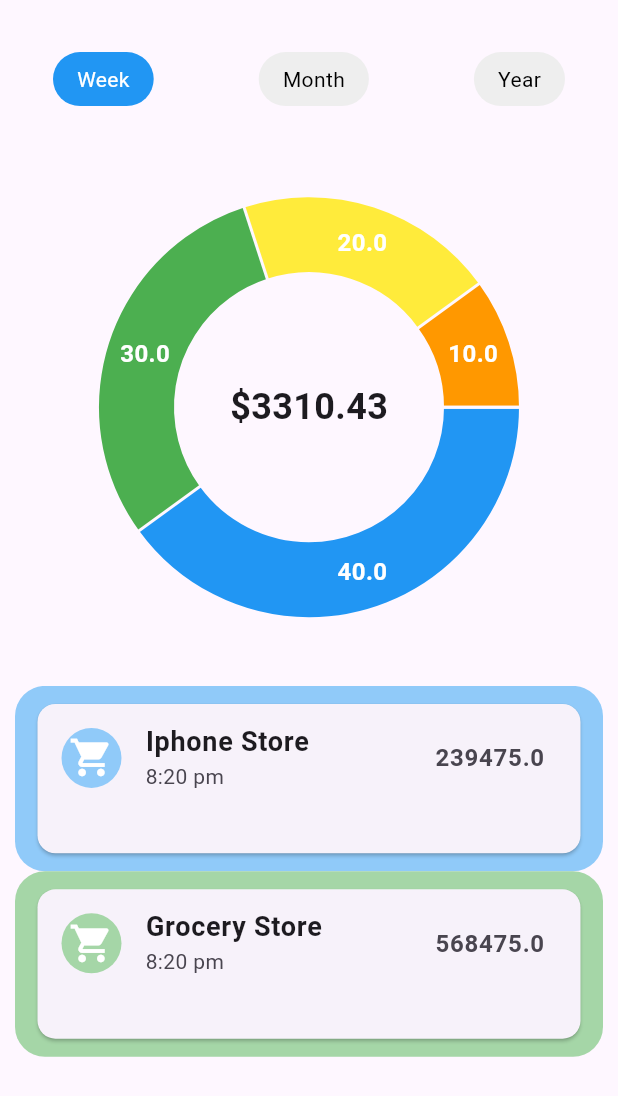
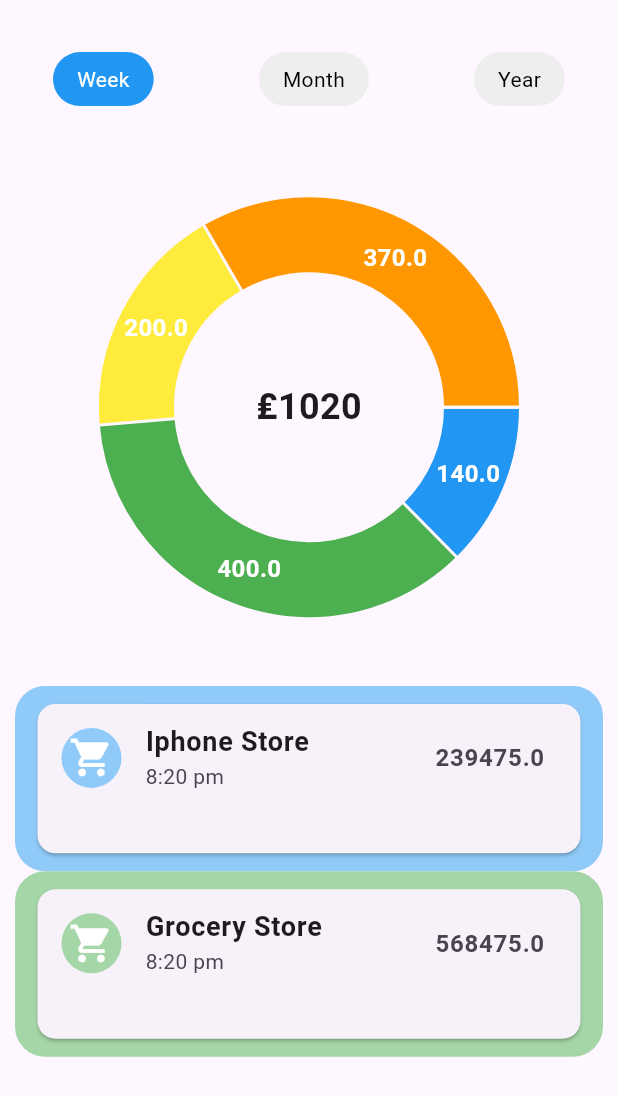
Before and after one commit to nasirmehmood1/Finance_tracking_app, a Flutter app: the StatisticsPage screen opened directly, after a tap on "Week", on a phone screen of 412 x 824 dp. Shown: the top 1096 px of the screen. Run offline on Flutter 3.47's test engine with Material 3 defaults, Android fonts, the phone set to English and light mode, and no system bars; drawn by our look-alikes of fl_chart; our stand-ins replace card_swiper.

Commit message:
updated with changes

```diff
--- a/lib/view/home_screen/widgets/list_view.dart
+++ b/lib/view/home_screen/widgets/list_view.dart
@@ -98,7 +98,7 @@ class _ListViewWidgetState extends State<ListViewWidget> {
           final contact = contactsList[index];
           return FadeAnimation(
             delay: 2.0 + index,
-            fadeInDirection: FadeInDirection.ltr,
+            fadeInDirection: FadeInDirection.btt,
             fadeOffset: 40,
             child: Container(
               height: height * 0.2,
--- a/lib/view/statistics_screen/statistics_screen.dart
+++ b/lib/view/statistics_screen/statistics_screen.dart
@@ -3,6 +3,7 @@ import 'package:flutter_finance_app_ui_animation/view/statistics_screen/widgets/
 import 'package:flutter_finance_app_ui_animation/view/statistics_screen/widgets/pie_chart.dart';
 import 'package:flutter_finance_app_ui_animation/view_model/animations/fade_animation.dart';
 
+/// A StatefulWidget representing the statistics screen of a finance app.
 class StatisticsPage extends StatefulWidget {
   const StatisticsPage({super.key});
 
@@ -10,13 +11,22 @@ class StatisticsPage extends StatefulWidget {
   _StatisticsPageState createState() => _StatisticsPageState();
 }
 
+/// The State class for StatisticsPage.
 class _StatisticsPageState extends State<StatisticsPage> {
+  /// Represents the currently selected period ('Week', 'Month', 'Year').
   String selectedPeriod = 'Week';
+  String amount = '3310.43';
+  double food = 203.8;
+  double house = 1000;
+  double trevel = 800;
+  double luxury = 200.0;
 
   @override
   Widget build(BuildContext context) {
+    // Getting device screen dimensions
     double height = MediaQuery.of(context).size.height;
     double width = MediaQuery.of(context).size.width;
+
     return Scaffold(
       body: Padding(
         padding: const EdgeInsets.all(10.0),
@@ -25,25 +35,37 @@ class _StatisticsPageState extends State<StatisticsPage> {
             SizedBox(
               height: height * 0.03,
             ),
+            // Fade-in animation for period selector
             FadeAnimation(
               delay: 2.2,
               fadeInDirection: FadeInDirection.ttb,
               fadeOffset: 40,
-                child: _buildPeriodSelector()),
+              child: _buildPeriodSelector(),
+            ),
             const SizedBox(height: 50),
-            const FadeAnimation(
+            // Fade-in animation for pie chart
+            FadeAnimation(
               delay: 2.9,
               fadeInDirection: FadeInDirection.ltr,
               fadeOffset: 40,
-                child: PieChartCustom()),
+              child: PieChartCustom(
+                foodExpenses: food,
+                houseExpenses: house,
+                luxuryExpense: luxury,
+                treveleExpenses: trevel,
+                pieValue: amount,
+              ),
+            ),
             const SizedBox(height: 35.0),
-            const DetailListView()
+            // Detail list view for displaying financial details
+            const DetailListView(),
           ],
         ),
       ),
     );
   }
 
+  /// Builds the row of period selection buttons ('Week', 'Month', 'Year').
   Widget _buildPeriodSelector() {
     return Row(
       mainAxisAlignment: MainAxisAlignment.center,
@@ -61,11 +83,33 @@ class _StatisticsPageState extends State<StatisticsPage> {
     );
   }
 
+  /// Constructs an individual period button.
+  ///
+  /// When tapped, updates the selected period and changes button appearance accordingly.
   Widget _buildPeriodButton(String period) {
     return GestureDetector(
       onTap: () {
         setState(() {
           selectedPeriod = period;
+          if (selectedPeriod == 'Week') {
+            amount = '₤1020';
+            food = 140;
+            house = 400;
+            trevel = 200;
+            luxury = 370;
+          } else if (selectedPeriod == 'Month') {
+            amount = '₤40200';
+            food = 5600;
+            house = 7000;
+            trevel = 3000;
+            luxury = 5600;
+          } else {
+            amount = '₤509866';
+            food = 28040;
+            house = 26000;
+            trevel = 56000;
+            luxury = 38070;
+          }
         });
       },
       child: Container(
--- a/lib/view/statistics_screen/widgets/detail_list_view.dart
+++ b/lib/view/statistics_screen/widgets/detail_list_view.dart
@@ -4,6 +4,7 @@ import 'package:flutter/material.dart';
 import 'package:flutter_finance_app_ui_animation/model/detail_list_model.dart';
 import 'package:flutter_finance_app_ui_animation/view_model/animations/fade_animation.dart';
 
+/// A StatefulWidget that displays a list of detailed shopping expenses.
 class DetailListView extends StatefulWidget {
   const DetailListView({super.key});
 
@@ -11,7 +12,9 @@ class DetailListView extends StatefulWidget {
   State<DetailListView> createState() => _DetailListViewState();
 }
 
+/// The State class for DetailListView.
 class _DetailListViewState extends State<DetailListView> {
+  /// List of predefined colors for item backgrounds.
   List<Color> colours = [
     Colors.blue.shade200,
     Colors.green.shade200,
@@ -23,21 +26,25 @@ class _DetailListViewState extends State<DetailListView> {
     Colors.teal.shade200
   ];
 
+  /// Random number generator instance.
   Random random = Random();
 
+  /// Index to track the current color index.
   int index = 0;
 
-  /// Changes the background color of the list items randomly.
+  /// Changes the background color of list items randomly.
   void changeColour() {
     setState(() {
-      index = random.nextInt(3);
+      index = random.nextInt(colours.length);
     });
   }
 
   @override
   Widget build(BuildContext context) {
+    // Getting device screen dimensions
     double height = MediaQuery.of(context).size.height;
     double width = MediaQuery.of(context).size.width;
+
     return SizedBox(
       // Set a definite height for the ListView
       height: height * 0.3,
@@ -47,23 +54,24 @@ class _DetailListViewState extends State<DetailListView> {
         itemBuilder: (context, index) {
           final contact = listOfDetailShoping[index];
           return FadeAnimation(
-            delay: 2.0 + index,
+            delay: 2.0 + index.toDouble(),
             fadeInDirection: FadeInDirection.btt,
             fadeOffset: 40,
             child: Container(
               height: height * 0.15,
               width: width * 0.44, // Set a definite width for each item
-                padding:
-                    const EdgeInsets.symmetric(horizontal: 15, vertical: 8),
+              padding: const EdgeInsets.symmetric(horizontal: 15, vertical: 8),
               decoration: BoxDecoration(
-                  color: colours[index],
+                color: colours[
+                    index % colours.length], // Ensure index is within bounds
                 borderRadius: BorderRadius.circular(20),
               ),
               child: Card(
                 margin: const EdgeInsets.symmetric(vertical: 4.0),
                 child: ListTile(
                   leading: CircleAvatar(
-                      backgroundColor: colours[index],
+                    backgroundColor: colours[index %
+                        colours.length], // Ensure index is within bounds
                     child: const Icon(
                       Icons.shopping_cart,
                       color: Colors.white,
@@ -73,16 +81,21 @@ class _DetailListViewState extends State<DetailListView> {
                   title: Text(
                     contact.shopingPlaceName,
                     style: const TextStyle(
-                          fontSize: 18, fontWeight: FontWeight.bold),
+                      fontSize: 18,
+                      fontWeight: FontWeight.bold,
+                    ),
                   ),
                   subtitle: Text(contact.dateAndTime),
                   trailing: Text(
                     contact.amountExpenses.toString(),
                     style: const TextStyle(
-                          fontSize: 16, fontWeight: FontWeight.bold),
+                      fontSize: 16,
+                      fontWeight: FontWeight.bold,
                     ),
                   ),
-                )),
+                ),
+              ),
+            ),
           );
         },
         separatorBuilder: (context, index) => const SizedBox(width: 15),
--- a/lib/view/statistics_screen/widgets/pie_chart.dart
+++ b/lib/view/statistics_screen/widgets/pie_chart.dart
@@ -1,13 +1,25 @@
 import 'package:fl_chart/fl_chart.dart';
 import 'package:flutter/material.dart';
 
+/// A StatefulWidget that displays a custom pie chart.
 class PieChartCustom extends StatefulWidget {
-  const PieChartCustom({super.key});
-
+  const PieChartCustom(
+      {super.key,
+      required this.pieValue,
+      required this.houseExpenses,
+      required this.foodExpenses,
+      required this.treveleExpenses,
+      required this.luxuryExpense});
+  final String pieValue;
+  final double houseExpenses;
+  final double foodExpenses;
+  final double treveleExpenses;
+  final double luxuryExpense;
   @override
   State<PieChartCustom> createState() => _PieChartCustomState();
 }
 
+/// The State class for PieChartCustom.
 class _PieChartCustomState extends State<PieChartCustom> {
   int? touchedIndex;
 
@@ -36,9 +48,9 @@ class _PieChartCustomState extends State<PieChartCustom> {
               ),
             ),
           ),
-          const Text(
-            '\$3310.43',
-            style: TextStyle(
+          Text(
+            widget.pieValue,
+            style: const TextStyle(
               fontSize: 24,
               fontWeight: FontWeight.bold,
             ),
@@ -48,6 +60,7 @@ class _PieChartCustomState extends State<PieChartCustom> {
     );
   }
 
+  /// Generates a list of PieChartSectionData to display sections of the pie chart.
   List<PieChartSectionData> _showingSections() {
     return List.generate(4, (i) {
       final bool isTouched = i == touchedIndex;
@@ -58,45 +71,45 @@ class _PieChartCustomState extends State<PieChartCustom> {
         case 0:
           return PieChartSectionData(
             color: Colors.blue,
-            value: 40,
+            value: widget.foodExpenses,
             radius: radius,
             titleStyle: TextStyle(
               fontSize: fontSize,
               fontWeight: FontWeight.bold,
-              color: Color(0xffffffff),
+              color: const Color(0xffffffff),
             ),
           );
         case 1:
           return PieChartSectionData(
             color: Colors.green,
-            value: 30,
+            value: widget.houseExpenses,
             radius: radius,
             titleStyle: TextStyle(
               fontSize: fontSize,
               fontWeight: FontWeight.bold,
-              color: Color(0xffffffff),
+              color: const Color(0xffffffff),
             ),
           );
         case 2:
           return PieChartSectionData(
             color: Colors.yellow,
-            value: 20,
+            value: widget.treveleExpenses,
             radius: radius,
             titleStyle: TextStyle(
               fontSize: fontSize,
               fontWeight: FontWeight.bold,
-              color: Color(0xffffffff),
+              color: const Color(0xffffffff),
             ),
           );
         case 3:
           return PieChartSectionData(
             color: Colors.orange,
-            value: 10,
+            value: widget.luxuryExpense,
             radius: radius,
             titleStyle: TextStyle(
               fontSize: fontSize,
               fontWeight: FontWeight.bold,
-              color: Color(0xffffffff),
+              color: const Color(0xffffffff),
             ),
           );
         default:
--- a/lib/view/wallet_screen/widgets/list_view_transaction.dart
+++ b/lib/view/wallet_screen/widgets/list_view_transaction.dart
@@ -48,7 +48,7 @@ class _ListViewTransactionState extends State<ListViewTransaction> {
           final contact = listModel[index];
           return FadeAnimation(
             delay: 2.0 + index,
-            fadeInDirection: FadeInDirection.ltr,
+            fadeInDirection: FadeInDirection.btt,
             fadeOffset: 40,
             child: Container(
               height: height * 0.2,
--- a/lib/view_model/animations/fade_animation.dart
+++ b/lib/view_model/animations/fade_animation.dart
@@ -55,7 +55,7 @@ class _FadeAnimationState extends State<FadeAnimation>
 
     // Initialize the opacity animation from transparent to fully opaque.
     opacityAnimation =
-        Tween<double>(begin: 0, end: 1).animate(animationController)
+        Tween<double>(begin: 0.5, end: 1).animate(animationController)
           ..addListener(
             () {
               setState(() {});
--- a/pubspec.yaml
+++ b/pubspec.yaml
@@ -37,6 +37,7 @@ dependencies:
   cupertino_icons: ^1.0.6
   card_swiper: ^3.0.1
   fl_chart:
+  flutter_card_swiper: ^7.0.1
 
 
 dev_dependencies:
```
Also changed, not shown: lib/view/home_screen/home.dart (+26 -15 lines), lib/view/home_screen/widgets/bank_card.dart (+4 -4 lines), lib/view/home_screen/widgets/swiper.dart (+13 -18 lines), lib/view/wallet_screen/wallet_screen.dart (+22 -24 lines), lib/view/wallet_screen/widgets/wallet_card.dart (+17 -31 lines), pubspec.lock. Lines whose indentation alone changed are shown as unchanged.
